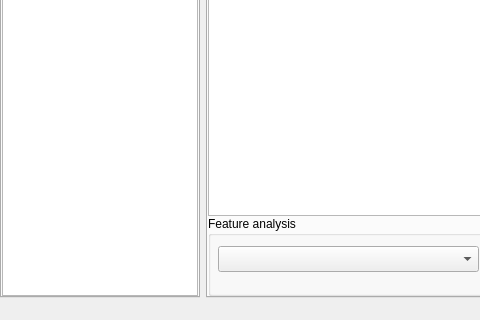
The window that ui/lipidspacegui.ui (lifs-tools/lipidspace) describes before a commit, drawn with Qt 5; both pictures show x 0 to 480 and y 295 to 615 of the 1009 by 615 pixel window.
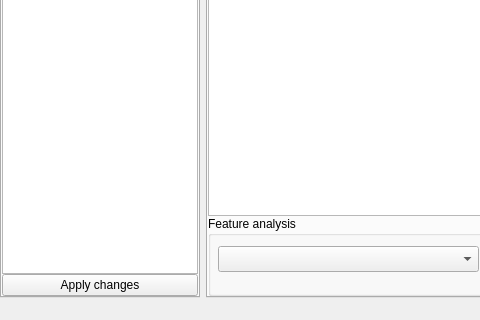
The same window after the commit. Custom widgets are drawn as their Qt base class.

Commit message: adding species / class / category / sample lists for (de)selecting lipids

```diff
--- a/ui/lipidspacegui.ui
+++ b/ui/lipidspacegui.ui
@@ -176,7 +176,14 @@
          <widget class="QComboBox" name="comboBox"/>
         </item>
         <item>
-         <widget class="QListWidget" name="listWidget"/>
+         <widget class="QListWidget" name="speciesList"/>
+        </item>
+        <item>
+         <widget class="QPushButton" name="applyChangesButton">
+          <property name="text">
+           <string>Apply changes</string>
+          </property>
+         </widget>
         </item>
        </layout>
       </widget>
@@ -232,7 +239,7 @@
       </widget>
       <widget class="QWidget" name="tab_4">
        <attribute name="title">
-        <string>Files</string>
+        <string>Samples</string>
        </attribute>
        <layout class="QVBoxLayout" name="verticalLayout_4">
         <property name="spacing">
```
Left out of the diff: 6 changed lines with no effect on the pictures. The commit also changes 12 other files.
